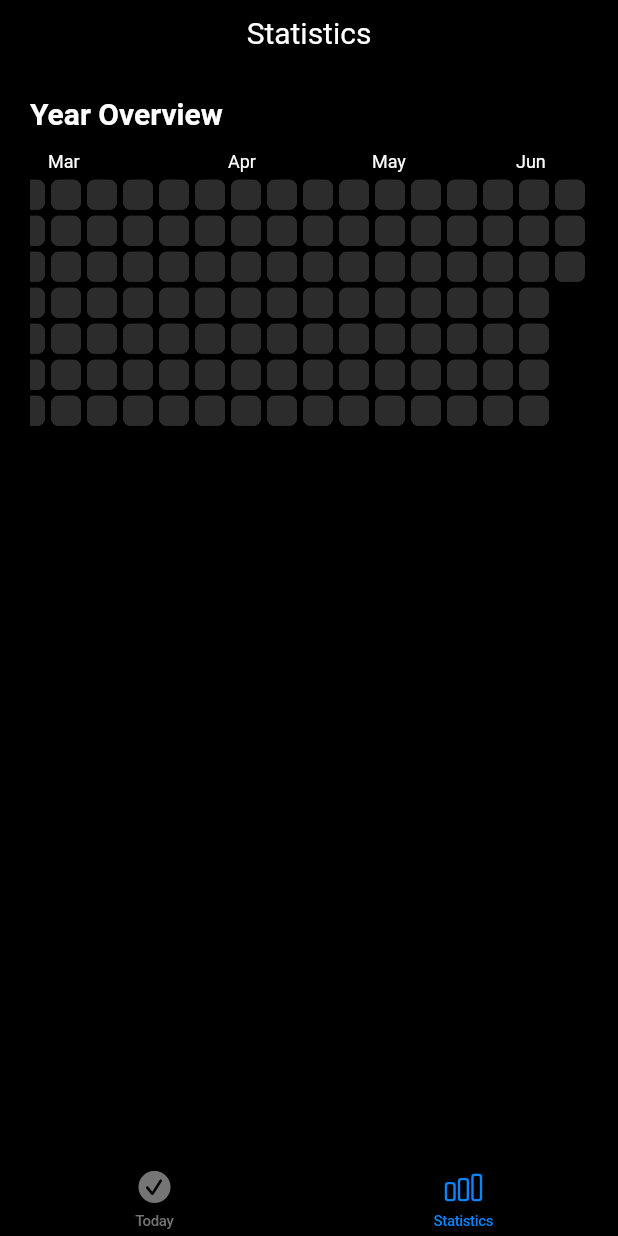
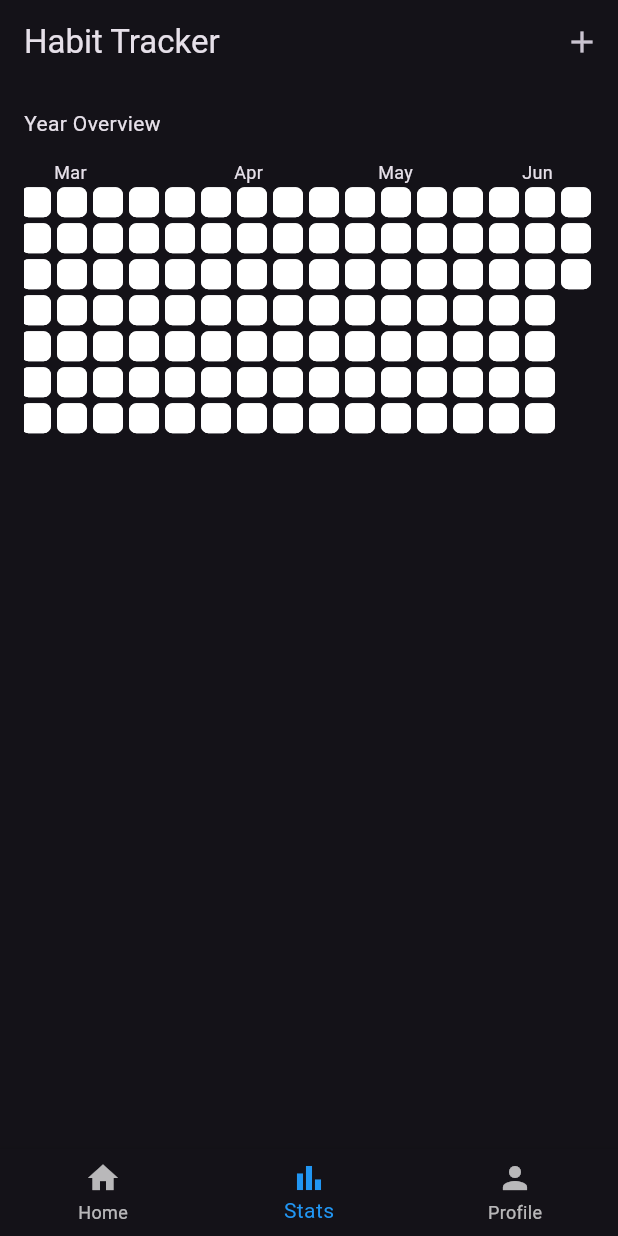
Before and after one commit to denysboitsov/habit-tracker, a Flutter app: the screen it shows after launch, item 2 of the bottom bar chosen, on a phone screen of 412 x 824 dp. Run offline on Flutter 3.47's test engine with Material 3 defaults, Android fonts, the phone set to English and light mode, and no system bars; drawn by our look-alikes of flutter_heatmap_calendar; our stand-ins replace sqflite, sqflite_common_ffi; accounts and stored records are empty.

Commit message:
replace some elements with material widgets

```diff
--- a/lib/helpers/db_helper.dart
+++ b/lib/helpers/db_helper.dart
@@ -22,6 +22,7 @@ class DatabaseHelper {
   Future<Database> _initDatabase() async {
     final documentsDirectory = await getApplicationDocumentsDirectory();
     final path = join(documentsDirectory.path, 'your_database.db');
+    print(path);
     //final path =
     //     "/Users/denysartiukhov/Desktop/flutter_projects/habit_tracker_2/db.db";
     // String path = "/Users/denysartiukhov/Desktop/flutter_projects/habit-tracker/habits.db";
--- a/lib/widgets/habit_tracker.dart
+++ b/lib/widgets/habit_tracker.dart
@@ -5,7 +5,6 @@ import 'package:habit_tracker/widgets/new_habit/new_habit.dart';
 import 'package:habit_tracker/widgets/statistics/statistics.dart';
 import 'package:intl/intl.dart';
 import 'package:habit_tracker/helpers/db_helper.dart';
-import 'package:flutter/cupertino.dart';
 
 class HabitTracker extends StatefulWidget {
   const HabitTracker({super.key});
@@ -17,8 +16,16 @@ class HabitTracker extends StatefulWidget {
 }
 
 class _HabitTrackerState extends State<HabitTracker> {
+
+  int _selectedIndex = 0;
+
+  void _onItemTapped(int index) {
+    setState(() {
+      _selectedIndex = index;
+    });
+  }
   void _openAddHabitOverlay() {
-    showCupertinoModalPopup(
+    showModalBottomSheet(
       context: context,
       builder: (context) {
         return NewHabit(onAddHabit: _addHabit);
@@ -53,123 +60,167 @@ class _HabitTrackerState extends State<HabitTracker> {
 
   @override
   Widget build(BuildContext context) {
-    return CupertinoTabScaffold(
-      tabBar: CupertinoTabBar(
-        backgroundColor: Colors.transparent,
-        iconSize: 25,
-        items: const [
-          BottomNavigationBarItem(
-            icon: Icon(CupertinoIcons.check_mark_circled_solid),
-            label: 'Today',
-          ),
-          BottomNavigationBarItem(
-            icon: Icon(CupertinoIcons.chart_bar),
-            label: 'Statistics',
-          ),
-        ],
-      ),
-      tabBuilder: (context, index) {
-        switch (index) {
-          case 0:
-            return CupertinoPageScaffold(
-              navigationBar: CupertinoNavigationBar(
-                backgroundColor: Colors.transparent,
-                border: Border.all(width: 0.0, style: BorderStyle.none),
-                middle: Text(
-                  'Today',
-                  style: CupertinoTheme.of(context)
-                      .textTheme
-                      .navLargeTitleTextStyle,
-                ),
-                trailing: GestureDetector(
-                  onTap: () {
-                    _openAddHabitOverlay();
-                  },
-                  child: const Icon(
-                    CupertinoIcons.add,
-                    color: CupertinoColors.white,
-                  ),
-                ),
-              ),
-              child: Column(
-                children: [
-                  Expanded(
-                    child: HabitsList(
+    final List<Widget> _pages = [
+      HabitsList(
                         onToggleHabit: _toggleHabit,
                         onRemoveHabit: _removeHabit,
                         fetchHabits: DatabaseHelper().getHabits,
                         onUpdateHabit: _updateHabit,
                       ),
+      StatsPage(),
+    ];
+
+    return Scaffold(
+      appBar: AppBar(
+        title: Text('Habit Tracker'),
+        actions: <Widget>[
+          IconButton(
+            icon: Icon(Icons.add),
+            onPressed: () => _openAddHabitOverlay(),
           ),
         ],
       ),
-            );
-          case 1:
-            return CupertinoPageScaffold(
-              navigationBar: CupertinoNavigationBar(
-                backgroundColor: Colors.transparent,
-                border: Border.all(width: 0.0, style: BorderStyle.none),
-                middle: Text(
-                  'Statistics',
-                  style: CupertinoTheme.of(context)
-                      .textTheme
-                      .navLargeTitleTextStyle,
+      //body: Row(),
+      body: _pages[_selectedIndex],
+      bottomNavigationBar: BottomNavigationBar(
+        items: const <BottomNavigationBarItem>[
+          BottomNavigationBarItem(
+            icon: Icon(Icons.home),
+            label: 'Home',
           ),
+          BottomNavigationBarItem(
+            icon: Icon(Icons.bar_chart),
+            label: 'Stats',
           ),
-              child: SafeArea(
-                child: Column(
-                  children: [
-                    Expanded(
-                      child: Padding(
-                        padding: const EdgeInsets.all(4.0),
-                        child: ListView(
-                            children: const <Widget>[
-                              StatsPage(),
-                            ],
-                        ),
-                      ),
+          BottomNavigationBarItem(
+            icon: Icon(Icons.person),
+            label: 'Profile',
           ),
         ],
-                ),
+        currentIndex: _selectedIndex,
+        selectedItemColor: Colors.blue,
+        onTap: _onItemTapped,
       ),
     );
+    // return CupertinoTabScaffold(
+    //   tabBar: CupertinoTabBar(
+    //     backgroundColor: Colors.transparent,
+    //     iconSize: 25,
+    //     items: const [
+    //       BottomNavigationBarItem(
+    //         icon: Icon(CupertinoIcons.check_mark_circled_solid),
+    //         label: 'Today',
+    //       ),
+    //       BottomNavigationBarItem(
+    //         icon: Icon(CupertinoIcons.chart_bar),
+    //         label: 'Statistics',
+    //       ),
+    //     ],
+    //   ),
+    //   tabBuilder: (context, index) {
+    //     switch (index) {
+    //       case 0:
+    //         print("lil");
+    //         return CupertinoPageScaffold(
+    //           navigationBar: CupertinoNavigationBar(
+    //             backgroundColor: Colors.transparent,
+    //             border: Border.all(width: 0.0, style: BorderStyle.none),
+    //             middle: Text(
+    //               'Today',
+    //               style: CupertinoTheme.of(context)
+    //                   .textTheme
+    //                   .navLargeTitleTextStyle,
+    //             ),
+    //             trailing: GestureDetector(
+    //               onTap: () {
+    //                 _openAddHabitOverlay();
+    //               },
+    //               child: const Icon(
+    //                 CupertinoIcons.add,
+    //                 color: CupertinoColors.white,
+    //               ),
+    //             ),
+    //           ),
+    //           child: Column(
+    //             children: [
+    //               Expanded(
+    //                 child: HabitsList(
+    //                   onToggleHabit: _toggleHabit,
+    //                   onRemoveHabit: _removeHabit,
+    //                   fetchHabits: DatabaseHelper().getHabits,
+    //                   onUpdateHabit: _updateHabit,
+    //                 ),
+    //               ),
+    //             ],
+    //           ),
+    //         );
+    //       case 1:
+    //         print("lol");
+    //         return CupertinoPageScaffold(
+    //           navigationBar: CupertinoNavigationBar(
+    //             backgroundColor: Colors.transparent,
+    //             border: Border.all(width: 0.0, style: BorderStyle.none),
+    //             middle: Text(
+    //               'Statistics',
+    //               style: CupertinoTheme.of(context)
+    //                   .textTheme
+    //                   .navLargeTitleTextStyle,
+    //             ),
+    //           ),
+    //           child: SafeArea(
+    //             child: Column(
+    //               children: [
+    //                 Expanded(
+    //                   child: Padding(
+    //                     padding: const EdgeInsets.all(4.0),
+    //                     child: ListView(
+    //                         children: const <Widget>[
+    //                           StatsPage(),
+    //                         ],
+    //                     ),
+    //                   ),
+    //                 ),
+    //               ],
+    //             ),
+    //           ),
+    //         );
 
-          default:
-            return CupertinoPageScaffold(
-              navigationBar: CupertinoNavigationBar(
-                backgroundColor: Colors.transparent,
-                border: Border.all(width: 0.0, style: BorderStyle.none),
-                middle: Text(
-                  'Today',
-                  style: CupertinoTheme.of(context)
-                      .textTheme
-                      .navLargeTitleTextStyle,
-                ),
-                trailing: GestureDetector(
-                  onTap: () {
-                    _openAddHabitOverlay();
-                  },
-                  child: const Icon(
-                    CupertinoIcons.add,
-                    color: CupertinoColors.white,
-                  ),
-                ),
-              ),
-              child: Column(
-                children: [
-                  Expanded(
-                    child: HabitsList(
-                      onToggleHabit: _toggleHabit,
-                      onRemoveHabit: _removeHabit,
-                      fetchHabits: DatabaseHelper().getHabits,
-                      onUpdateHabit: _updateHabit,
-                    ),
-                  ),
-                ],
-              ),
-            );
-        }
-      },
-    );
+    //       default:
+    //         return CupertinoPageScaffold(
+    //           navigationBar: CupertinoNavigationBar(
+    //             backgroundColor: Colors.transparent,
+    //             border: Border.all(width: 0.0, style: BorderStyle.none),
+    //             middle: Text(
+    //               'Today',
+    //               style: CupertinoTheme.of(context)
+    //                   .textTheme
+    //                   .navLargeTitleTextStyle,
+    //             ),
+    //             trailing: GestureDetector(
+    //               onTap: () {
+    //                 _openAddHabitOverlay();
+    //               },
+    //               child: const Icon(
+    //                 CupertinoIcons.add,
+    //                 color: CupertinoColors.white,
+    //               ),
+    //             ),
+    //           ),
+    //           child: Column(
+    //             children: [
+    //               Expanded(
+    //                 child: HabitsList(
+    //                   onToggleHabit: _toggleHabit,
+    //                   onRemoveHabit: _removeHabit,
+    //                   fetchHabits: DatabaseHelper().getHabits,
+    //                   onUpdateHabit: _updateHabit,
+    //                 ),
+    //               ),
+    //             ],
+    //           ),
+    //         );
+    //     }
+    //   },
+    // );
   }
 }
--- a/lib/widgets/statistics/statistics.dart
+++ b/lib/widgets/statistics/statistics.dart
@@ -1,4 +1,3 @@
-import 'package:flutter/cupertino.dart';
 import 'package:flutter/material.dart';
 import 'package:flutter_heatmap_calendar/flutter_heatmap_calendar.dart';
 import 'package:habit_tracker/helpers/db_helper.dart';
@@ -40,6 +39,7 @@ class StatsPage extends StatelessWidget {
 
   @override
   Widget build(BuildContext context) {
+    print("lAAAl");
     return FutureBuilder<Map<DateTime, int>>(
       future: generateCompletionData(),
       builder: (context, snapshot) {
@@ -59,27 +59,20 @@ class StatsPage extends StatelessWidget {
                   alignment: Alignment.centerLeft,
                   child: Text(
                     "Year Overview",
-                    style: CupertinoTheme.of(context)
-                        .textTheme
-                        .navLargeTitleTextStyle
-                        .copyWith(
-                          fontSize: 20,
-                          fontWeight: FontWeight.bold,
-                        ),
                   ),
                 ),
                 const SizedBox(
                   height: 14,
                 ),
                 HeatMap(
-                  defaultColor: CupertinoTheme.of(context).primaryContrastingColor,
                   datasets: completionData,
                   colorMode: ColorMode.color,
                   showColorTip: false,
                   scrollable: true,
                   colorsets: {
-                    0: CupertinoTheme.of(context).primaryContrastingColor,
-                    100: CupertinoTheme.of(context).primaryColor,
+                    0: Colors.white,
+                    50: Colors.grey,
+                    100: Colors.black,
                   },
                   onClick: (value) {
                   },
```
Also changed, not shown: lib/main.dart (+21 -18 lines), lib/widgets/new_habit/new_habit.dart (+41 -90 lines). Lines whose indentation alone changed are shown as unchanged.
